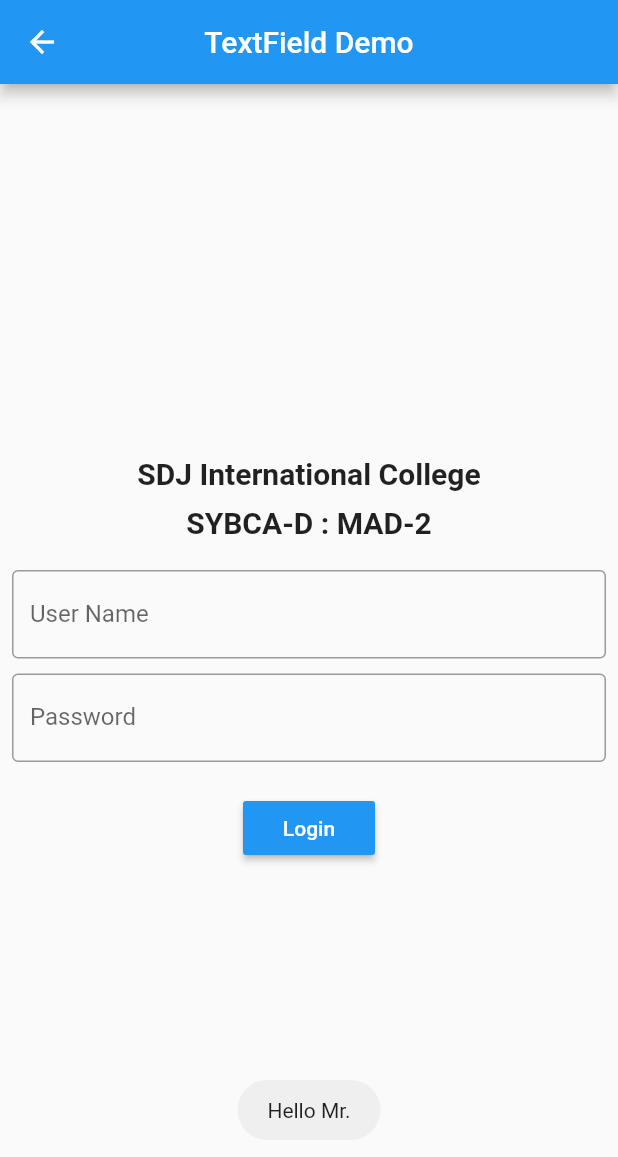
After one commit to NehalPatel/sdjic_flutter, a Flutter app: the TextFieldDemo screen opened by its route, after a tap on "Login", on a phone screen of 412 x 824 dp. The commit adds this screen. Shown: the top 1157 px of the screen. Run offline on Flutter 3.47's test engine with Material 2 defaults, Android fonts, the phone set to English and light mode, and no system bars; our stand-ins replace fluttertoast.

Commit message:
textfield demo added

```diff
--- a/lib/main.dart
+++ b/lib/main.dart
@@ -1,6 +1,7 @@
 import 'package:flutter/material.dart';
 import 'package:sdjic_flutter/buttondemo.dart';
 import 'package:sdjic_flutter/textdemo.dart';
+import 'package:sdjic_flutter/textfielddemo.dart';
 
 void main() => runApp(MyApp());
 
@@ -8,8 +9,12 @@ void main() => runApp(MyApp());
 class MyApp extends StatelessWidget {
   @override
   Widget build(BuildContext context) {
-    return const MaterialApp(
+    return MaterialApp(
       home: MyStatefulWidget(),
+      routes: {
+        '/textdemo' : (_) => TextDemo(),
+        '/textfielddemo' : (_) => TextFieldDemo()
+      },
     );
   }
 }
@@ -71,14 +76,15 @@ class _MyStatefulWidgetState extends State<MyStatefulWidget> {
               title: Text("Text"),
               leading: Icon(Icons.inbox),
               onTap: () {
-                Navigator.push(context,
-                  MaterialPageRoute(builder: (builder) => TextDemo())
-                );
+                Navigator.pushNamed(context, '/textdemo');
               },
             ),
-            const ListTile(
+            ListTile(
               title: Text("TextField"),
               leading: Icon(Icons.people),
+              onTap: () {
+                Navigator.pushNamed(context, '/textfielddemo');
+              },
             ),
             ListTile(
               title: const Text("Buttons"),
--- /dev/null
+++ b/lib/textfielddemo.dart
@@ -0,0 +1,78 @@
+import 'package:flutter/material.dart';
+import 'package:fluttertoast/fluttertoast.dart';
+
+class TextFieldDemo extends StatefulWidget {
+  const TextFieldDemo({Key? key}) : super(key: key);
+
+  @override
+  State<TextFieldDemo> createState() => _TextFieldDemoState();
+}
+
+class _TextFieldDemoState extends State<TextFieldDemo> {
+
+  String username = "";
+  String password = "";
+
+  TextEditingController usernameController = new TextEditingController();
+
+  @override
+  Widget build(BuildContext context) {
+    return Scaffold(
+      appBar: AppBar(
+        title: Text("TextField Demo"),
+        centerTitle: true,
+      ),
+      body: Padding(
+        padding: const EdgeInsets.all(8.0),
+        child: Column(
+          mainAxisAlignment: MainAxisAlignment.center,
+          children: [
+            Text("SDJ International College",
+              style: TextStyle(
+                fontSize: 20.0,
+                fontWeight: FontWeight.bold
+              ),
+            ),
+            SizedBox(height: 10.0,),
+            Text("SYBCA-D : MAD-2",
+              style: TextStyle(
+                  fontSize: 20.0,
+                  fontWeight: FontWeight.bold
+              ),
+            ),
+            SizedBox(height: 20.0,),
+            TextField(
+              controller: usernameController,
+              decoration: InputDecoration(
+                border: OutlineInputBorder(),
+                labelText: 'User Name',
+                hintText: 'Enter Your Name',
+              ),
+            ),
+            SizedBox(height: 10.0,),
+            TextField(
+              obscureText: true,
+              decoration: InputDecoration(
+                border: OutlineInputBorder(),
+                labelText: 'Password',
+                hintText: 'Enter Password',
+              ),
+            ),
+            SizedBox(height: 20.0,),
+            RaisedButton(
+              textColor: Colors.white,
+              color: Colors.blue,
+              child: Text('Login'),
+              onPressed: (){
+                Fluttertoast.showToast(
+                    msg: 'Hello Mr.' + usernameController.text,
+                    toastLength: Toast.LENGTH_LONG,
+                );
+              },
+            )
+          ],
+        ),
+      ),
+    );
+  }
+}
--- a/pubspec.yaml
+++ b/pubspec.yaml
@@ -34,7 +34,7 @@ dependencies:
   # The following adds the Cupertino Icons font to your application.
   # Use with the CupertinoIcons class for iOS style icons.
   cupertino_icons: ^1.0.2
-  fluttertoast: ^8.0.8
+  fluttertoast: ^8.0.9
 
 dev_dependencies:
   flutter_test:
```
Also changed, not shown: pubspec.lock.
